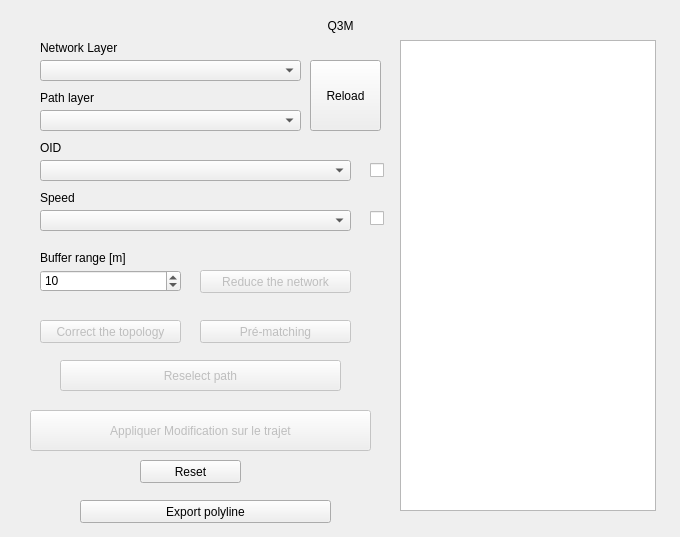
Above: first_dialog_base.ui from LAEQ/Assisted-MapMatching before the change. Below: the same form after it.
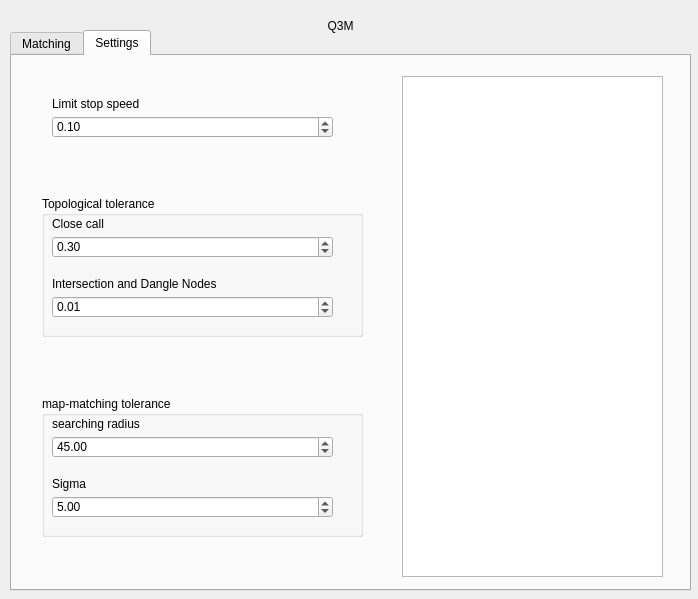
That is the form after the change. The open tabs and pages were chosen to show the change.

Commit message: Beta version: map matching functionnal with a few bug, start transfert to jordy_main

```diff
--- a/first_dialog_base.ui
+++ b/first_dialog_base.ui
@@ -6,8 +6,8 @@
    <rect>
     <x>0</x>
     <y>0</y>
-    <width>680</width>
-    <height>537</height>
+    <width>698</width>
+    <height>599</height>
    </rect>
   </property>
   <property name="windowTitle">
@@ -41,11 +41,43 @@
     <set>Qt::AlignCenter</set>
    </property>
   </widget>
+  <widget class="QTabWidget" name="tabWidget">
+   <property name="geometry">
+    <rect>
+     <x>10</x>
+     <y>30</y>
+     <width>681</width>
+     <height>561</height>
+    </rect>
+   </property>
+   <property name="currentIndex">
+    <number>0</number>
+   </property>
+   <widget class="QWidget" name="tab_main">
+    <attribute name="title">
+     <string>Matching</string>
+    </attribute>
+    <widget class="QComboBox" name="comboBoxNetworkLayer">
+     <property name="geometry">
+      <rect>
+       <x>30</x>
+       <y>30</y>
+       <width>261</width>
+       <height>21</height>
+      </rect>
+     </property>
+     <property name="sizePolicy">
+      <sizepolicy hsizetype="Expanding" vsizetype="Fixed">
+       <horstretch>0</horstretch>
+       <verstretch>0</verstretch>
+      </sizepolicy>
+     </property>
+    </widget>
   <widget class="QLabel" name="label_2">
    <property name="geometry">
     <rect>
-     <x>40</x>
-     <y>40</y>
+       <x>30</x>
+       <y>10</y>
      <width>141</width>
      <height>16</height>
     </rect>
@@ -54,11 +86,27 @@
     <string>Network Layer</string>
    </property>
   </widget>
+    <widget class="QComboBox" name="comboBoxPathLayer">
+     <property name="geometry">
+      <rect>
+       <x>30</x>
+       <y>80</y>
+       <width>261</width>
+       <height>21</height>
+      </rect>
+     </property>
+     <property name="sizePolicy">
+      <sizepolicy hsizetype="Expanding" vsizetype="Fixed">
+       <horstretch>0</horstretch>
+       <verstretch>0</verstretch>
+      </sizepolicy>
+     </property>
+    </widget>
   <widget class="QLabel" name="label_3">
    <property name="geometry">
     <rect>
-     <x>40</x>
-     <y>90</y>
+       <x>30</x>
+       <y>60</y>
      <width>141</width>
      <height>16</height>
     </rect>
@@ -67,28 +115,12 @@
     <string>Path layer</string>
    </property>
   </widget>
-  <widget class="QComboBox" name="comboBoxNetworkLayer">
+    <widget class="QComboBox" name="comboBoxOID">
    <property name="geometry">
     <rect>
-     <x>40</x>
-     <y>60</y>
-     <width>261</width>
-     <height>21</height>
-    </rect>
-   </property>
-   <property name="sizePolicy">
-    <sizepolicy hsizetype="Expanding" vsizetype="Fixed">
-     <horstretch>0</horstretch>
-     <verstretch>0</verstretch>
-    </sizepolicy>
-   </property>
-  </widget>
-  <widget class="QComboBox" name="comboBoxPathLayer">
-   <property name="geometry">
-    <rect>
-     <x>40</x>
-     <y>110</y>
-     <width>261</width>
+       <x>30</x>
+       <y>130</y>
+       <width>311</width>
      <height>21</height>
     </rect>
    </property>
@@ -102,8 +134,8 @@
   <widget class="QLabel" name="label_4">
    <property name="geometry">
     <rect>
-     <x>40</x>
-     <y>140</y>
+       <x>30</x>
+       <y>110</y>
      <width>141</width>
      <height>16</height>
     </rect>
@@ -112,11 +144,11 @@
     <string>OID</string>
    </property>
   </widget>
-  <widget class="QComboBox" name="comboBoxOID">
+    <widget class="QComboBox" name="comboBoxSpeed">
    <property name="geometry">
     <rect>
-     <x>40</x>
-     <y>160</y>
+       <x>30</x>
+       <y>180</y>
      <width>311</width>
      <height>21</height>
     </rect>
@@ -131,8 +163,8 @@
   <widget class="QLabel" name="label_5">
    <property name="geometry">
     <rect>
-     <x>40</x>
-     <y>190</y>
+       <x>30</x>
+       <y>160</y>
      <width>141</width>
      <height>16</height>
     </rect>
@@ -141,117 +173,24 @@
     <string>Speed</string>
    </property>
   </widget>
-  <widget class="QComboBox" name="comboBoxSpeed">
+    <widget class="QCheckBox" name="checkBox_Speed">
    <property name="geometry">
     <rect>
-     <x>40</x>
-     <y>210</y>
-     <width>311</width>
-     <height>21</height>
-    </rect>
-   </property>
-   <property name="sizePolicy">
-    <sizepolicy hsizetype="Expanding" vsizetype="Fixed">
-     <horstretch>0</horstretch>
-     <verstretch>0</verstretch>
-    </sizepolicy>
-   </property>
-  </widget>
-  <widget class="QSpinBox" name="spinBoxBufferRange">
-   <property name="geometry">
-    <rect>
-     <x>40</x>
-     <y>270</y>
-     <width>141</width>
-     <height>22</height>
-    </rect>
-   </property>
-   <property name="maximum">
-    <number>200000</number>
-   </property>
-   <property name="value">
-    <number>10</number>
-   </property>
-  </widget>
-  <widget class="QPushButton" name="pushButtonMapMatching">
-   <property name="enabled">
-    <bool>false</bool>
-   </property>
-   <property name="geometry">
-    <rect>
-     <x>200</x>
-     <y>320</y>
-     <width>151</width>
-     <height>23</height>
-    </rect>
-   </property>
+       <x>360</x>
+       <y>180</y>
+       <width>16</width>
+       <height>17</height>
+      </rect>
+     </property>
    <property name="text">
-    <string>Pré-matching</string>
-   </property>
-  </widget>
-  <widget class="QPushButton" name="pushButtonReselectPath">
-   <property name="enabled">
-    <bool>false</bool>
-   </property>
-   <property name="geometry">
-    <rect>
-     <x>60</x>
-     <y>360</y>
-     <width>281</width>
-     <height>31</height>
-    </rect>
-   </property>
-   <property name="text">
-    <string>Reselect path</string>
-   </property>
-  </widget>
-  <widget class="QPushButton" name="pushButtonApplyPathChange">
-   <property name="enabled">
-    <bool>false</bool>
-   </property>
-   <property name="geometry">
-    <rect>
-     <x>30</x>
-     <y>410</y>
-     <width>341</width>
-     <height>41</height>
-    </rect>
-   </property>
-   <property name="text">
-    <string>Appliquer Modification sur le trajet</string>
-   </property>
-  </widget>
-  <widget class="QPushButton" name="pushButtonExportLine">
-   <property name="geometry">
-    <rect>
-     <x>80</x>
-     <y>500</y>
-     <width>251</width>
-     <height>23</height>
-    </rect>
-   </property>
-   <property name="text">
-    <string>Export polyline</string>
-   </property>
-  </widget>
-  <widget class="QLabel" name="label_6">
-   <property name="geometry">
-    <rect>
-     <x>40</x>
-     <y>250</y>
-     <width>111</width>
-     <height>16</height>
-    </rect>
-   </property>
-   <property name="text">
-    <string>Buffer range [m]</string>
+      <string/>
    </property>
   </widget>
   <widget class="QPushButton" name="pushButtonReloadLayers">
    <property name="geometry">
     <rect>
      <x>310</x>
-     <y>60</y>
+       <y>30</y>
      <width>71</width>
      <height>71</height>
     </rect>
@@ -275,10 +214,10 @@
   <widget class="QTextBrowser" name="textBrowser_help">
    <property name="geometry">
     <rect>
-     <x>400</x>
-     <y>40</y>
-     <width>256</width>
-     <height>471</height>
+       <x>390</x>
+       <y>20</y>
+       <width>261</width>
+       <height>501</height>
     </rect>
    </property>
    <property name="sizePolicy">
@@ -294,67 +233,14 @@
     <bool>true</bool>
    </property>
   </widget>
-  <widget class="QCheckBox" name="checkBox_OID">
-   <property name="enabled">
-    <bool>true</bool>
-   </property>
-   <property name="geometry">
-    <rect>
-     <x>370</x>
-     <y>160</y>
-     <width>16</width>
-     <height>21</height>
-    </rect>
-   </property>
-   <property name="maximumSize">
-    <size>
-     <width>16777215</width>
-     <height>16777215</height>
-    </size>
-   </property>
-   <property name="sizeIncrement">
-    <size>
-     <width>0</width>
-     <height>0</height>
-    </size>
-   </property>
-   <property name="baseSize">
-    <size>
-     <width>0</width>
-     <height>0</height>
-    </size>
-   </property>
-   <property name="text">
-    <string/>
-   </property>
-   <property name="iconSize">
-    <size>
-     <width>16</width>
-     <height>16</height>
-    </size>
-   </property>
-  </widget>
-  <widget class="QCheckBox" name="checkBox_Speed">
-   <property name="geometry">
-    <rect>
-     <x>370</x>
-     <y>210</y>
-     <width>16</width>
-     <height>17</height>
-    </rect>
-   </property>
-   <property name="text">
-    <string/>
-   </property>
-  </widget>
   <widget class="QPushButton" name="pushButtonReduceNetwork">
    <property name="enabled">
     <bool>false</bool>
    </property>
    <property name="geometry">
     <rect>
-     <x>200</x>
-     <y>270</y>
+       <x>190</x>
+       <y>230</y>
      <width>151</width>
      <height>23</height>
     </rect>
@@ -363,15 +249,44 @@
     <string>Reduce the network</string>
    </property>
   </widget>
+    <widget class="QSpinBox" name="spinBoxBufferRange">
+     <property name="geometry">
+      <rect>
+       <x>30</x>
+       <y>230</y>
+       <width>141</width>
+       <height>22</height>
+      </rect>
+     </property>
+     <property name="maximum">
+      <number>200000</number>
+     </property>
+     <property name="value">
+      <number>10</number>
+     </property>
+    </widget>
+    <widget class="QLabel" name="label_6">
+     <property name="geometry">
+      <rect>
+       <x>30</x>
+       <y>210</y>
+       <width>111</width>
+       <height>16</height>
+      </rect>
+     </property>
+     <property name="text">
+      <string>Buffer range [m]</string>
+     </property>
+    </widget>
   <widget class="QPushButton" name="pushButtonCorrectTopology">
    <property name="enabled">
     <bool>false</bool>
    </property>
    <property name="geometry">
     <rect>
-     <x>40</x>
-     <y>320</y>
-     <width>141</width>
+       <x>110</x>
+       <y>270</y>
+       <width>151</width>
      <height>23</height>
     </rect>
    </property>
@@ -379,10 +294,68 @@
     <string>Correct the topology</string>
    </property>
   </widget>
+    <widget class="QPushButton" name="pushButtonMapMatching">
+     <property name="enabled">
+      <bool>false</bool>
+     </property>
+     <property name="geometry">
+      <rect>
+       <x>190</x>
+       <y>310</y>
+       <width>151</width>
+       <height>23</height>
+      </rect>
+     </property>
+     <property name="text">
+      <string>Pré-matching</string>
+     </property>
+    </widget>
+    <widget class="QComboBox" name="comboBoxAlgoMatching">
+     <property name="geometry">
+      <rect>
+       <x>30</x>
+       <y>310</y>
+       <width>141</width>
+       <height>22</height>
+      </rect>
+     </property>
+    </widget>
+    <widget class="QPushButton" name="pushButtonReselectPath">
+     <property name="enabled">
+      <bool>false</bool>
+     </property>
+     <property name="geometry">
+      <rect>
+       <x>60</x>
+       <y>360</y>
+       <width>281</width>
+       <height>31</height>
+      </rect>
+     </property>
+     <property name="text">
+      <string>Reselect path</string>
+     </property>
+    </widget>
+    <widget class="QPushButton" name="pushButtonApplyPathChange">
+     <property name="enabled">
+      <bool>false</bool>
+     </property>
+     <property name="geometry">
+      <rect>
+       <x>30</x>
+       <y>400</y>
+       <width>341</width>
+       <height>41</height>
+      </rect>
+     </property>
+     <property name="text">
+      <string>Appliquer Modification sur le trajet</string>
+     </property>
+    </widget>
   <widget class="QPushButton" name="pushButtonReset">
    <property name="geometry">
     <rect>
-     <x>140</x>
+       <x>150</x>
      <y>460</y>
      <width>101</width>
      <height>23</height>
@@ -392,6 +365,218 @@
     <string>Reset</string>
    </property>
   </widget>
+    <widget class="QPushButton" name="pushButtonExportLine">
+     <property name="geometry">
+      <rect>
+       <x>80</x>
+       <y>490</y>
+       <width>251</width>
+       <height>23</height>
+      </rect>
+     </property>
+     <property name="text">
+      <string>Export polyline</string>
+     </property>
+    </widget>
+   </widget>
+   <widget class="QWidget" name="tab_settings">
+    <property name="enabled">
+     <bool>true</bool>
+    </property>
+    <attribute name="title">
+     <string>Settings</string>
+    </attribute>
+    <widget class="QDoubleSpinBox" name="spinBoxStopSpeed">
+     <property name="geometry">
+      <rect>
+       <x>40</x>
+       <y>60</y>
+       <width>281</width>
+       <height>22</height>
+      </rect>
+     </property>
+     <property name="maximum">
+      <double>9999.000000000000000</double>
+     </property>
+     <property name="value">
+      <double>0.100000000000000</double>
+     </property>
+    </widget>
+    <widget class="QLabel" name="label_8">
+     <property name="geometry">
+      <rect>
+       <x>40</x>
+       <y>40</y>
+       <width>111</width>
+       <height>16</height>
+      </rect>
+     </property>
+     <property name="text">
+      <string>Limit stop speed</string>
+     </property>
+    </widget>
+    <widget class="QGroupBox" name="groupBox">
+     <property name="geometry">
+      <rect>
+       <x>30</x>
+       <y>140</y>
+       <width>321</width>
+       <height>141</height>
+      </rect>
+     </property>
+     <property name="title">
+      <string>Topological tolerance</string>
+     </property>
+     <widget class="QDoubleSpinBox" name="spinBoxCloseCall">
+      <property name="geometry">
+       <rect>
+        <x>10</x>
+        <y>40</y>
+        <width>281</width>
+        <height>22</height>
+       </rect>
+      </property>
+      <property name="value">
+       <double>0.300000000000000</double>
+      </property>
+     </widget>
+     <widget class="QLabel" name="label_11">
+      <property name="geometry">
+       <rect>
+        <x>10</x>
+        <y>80</y>
+        <width>191</width>
+        <height>16</height>
+       </rect>
+      </property>
+      <property name="text">
+       <string>Intersection and Dangle Nodes</string>
+      </property>
+     </widget>
+     <widget class="QDoubleSpinBox" name="spinBoxIntersection">
+      <property name="geometry">
+       <rect>
+        <x>10</x>
+        <y>100</y>
+        <width>281</width>
+        <height>22</height>
+       </rect>
+      </property>
+      <property name="value">
+       <double>0.010000000000000</double>
+      </property>
+     </widget>
+     <widget class="QLabel" name="label_12">
+      <property name="geometry">
+       <rect>
+        <x>10</x>
+        <y>20</y>
+        <width>191</width>
+        <height>16</height>
+       </rect>
+      </property>
+      <property name="text">
+       <string>Close call</string>
+      </property>
+     </widget>
+    </widget>
+    <widget class="QGroupBox" name="groupBox_2">
+     <property name="geometry">
+      <rect>
+       <x>30</x>
+       <y>340</y>
+       <width>321</width>
+       <height>141</height>
+      </rect>
+     </property>
+     <property name="title">
+      <string>map-matching tolerance</string>
+     </property>
+     <widget class="QDoubleSpinBox" name="spinBoxSearchingRadius">
+      <property name="geometry">
+       <rect>
+        <x>10</x>
+        <y>40</y>
+        <width>281</width>
+        <height>22</height>
+       </rect>
+      </property>
+      <property name="maximum">
+       <double>9999.989999999999782</double>
+      </property>
+      <property name="value">
+       <double>45.000000000000000</double>
+      </property>
+     </widget>
+     <widget class="QLabel" name="label_13">
+      <property name="geometry">
+       <rect>
+        <x>10</x>
+        <y>80</y>
+        <width>191</width>
+        <height>16</height>
+       </rect>
+      </property>
+      <property name="text">
+       <string>Sigma</string>
+      </property>
+     </widget>
+     <widget class="QDoubleSpinBox" name="spinBoxSigma">
+      <property name="geometry">
+       <rect>
+        <x>10</x>
+        <y>100</y>
+        <width>281</width>
+        <height>22</height>
+       </rect>
+      </property>
+      <property name="maximum">
+       <double>9999.989999999999782</double>
+      </property>
+      <property name="value">
+       <double>5.000000000000000</double>
+      </property>
+     </widget>
+     <widget class="QLabel" name="label_14">
+      <property name="geometry">
+       <rect>
+        <x>10</x>
+        <y>20</y>
+        <width>191</width>
+        <height>16</height>
+       </rect>
+      </property>
+      <property name="text">
+       <string>searching radius</string>
+      </property>
+     </widget>
+    </widget>
+    <widget class="QTextBrowser" name="textBrowser_settings">
+     <property name="geometry">
+      <rect>
+       <x>390</x>
+       <y>20</y>
+       <width>261</width>
+       <height>501</height>
+      </rect>
+     </property>
+     <property name="sizePolicy">
+      <sizepolicy hsizetype="Maximum" vsizetype="Expanding">
+       <horstretch>0</horstretch>
+       <verstretch>0</verstretch>
+      </sizepolicy>
+     </property>
+     <property name="readOnly">
+      <bool>true</bool>
+     </property>
+     <property name="openExternalLinks">
+      <bool>true</bool>
+     </property>
+    </widget>
+   </widget>
+  </widget>
+  <zorder>tabWidget</zorder>
+  <zorder>label</zorder>
  </widget>
  <resources/>
  <connections/>
```
Lines whose indentation alone changed are shown as unchanged. The commit also changes 39 other files.
